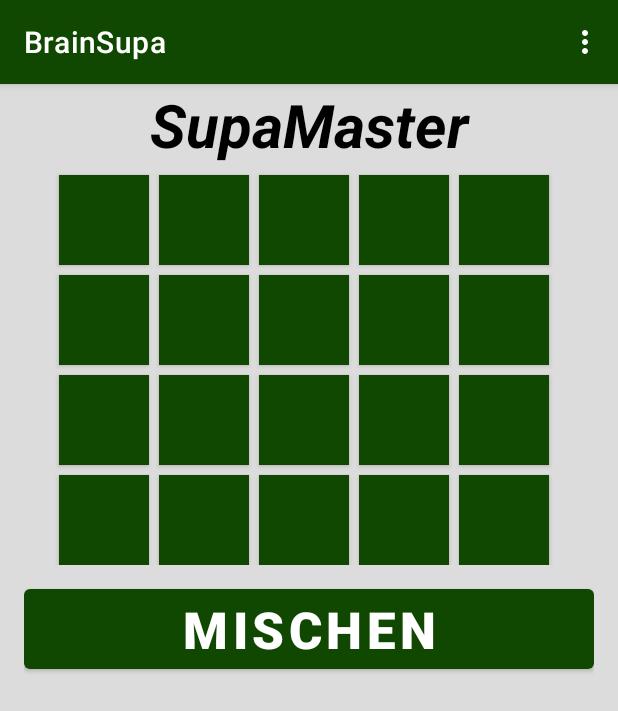
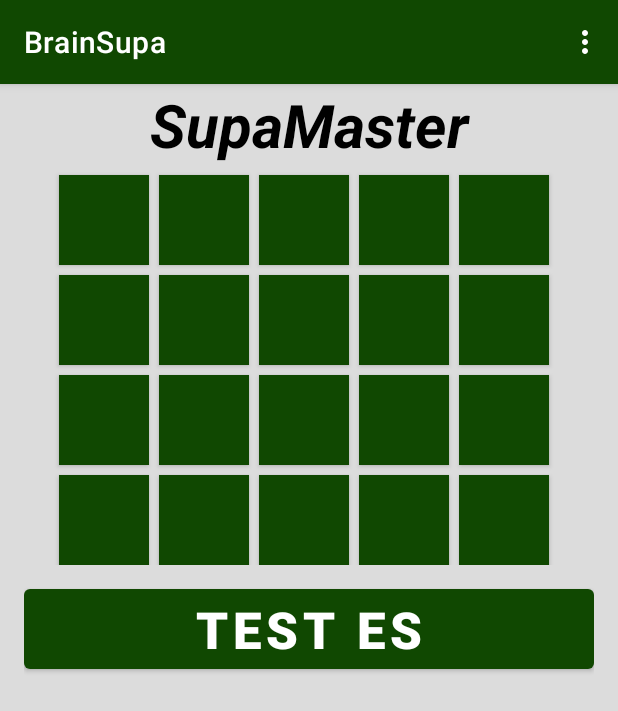
Before and after one commit to EyesOnly5x5/BrainSupa, an Android app: the SupaMasterActivity screen opened directly, with no data from a screen before it, after a tap on "MISCHEN", on a phone screen of 412 x 824 dp. Shown: the top 711 px of the screen. Run offline under Robolectric (Android 15) with nearby library versions, the light colour scheme and no system bars.

Commit message:
SupaMasterActivity kleine änderungen.

```diff
--- a/app/src/main/java/io/github/eyesonly5x5/SupaMasterActivity.java
+++ b/app/src/main/java/io/github/eyesonly5x5/SupaMasterActivity.java
@@ -37,9 +37,55 @@ public class SupaMasterActivity extends AppCompatActivity {
         Button Mischa = findViewById(R.id.Mischa);
         Mischa.setTextSize( daten.getMetrics().pxToDp((int)(Mischa.getTextSize()*daten.getMetrics().getFaktor())) );
         Mischa.setOnClickListener(view -> {
-            daten.ColorMischer2();
+            if( Mischa.getText().equals( getApplicationContext().getString( R.string.Mischa ) ) ){
+                daten.ColorMischer2();
+                Mischa.setText( R.string.title9a );
+            } else {
+                // daten.DasIstEs();
+                daten.getSoundBib( daten.getGewonnen() ).playSound();
+                daten.setGewonnen( true );
+                Mischa.setText(R.string.Mischa);
+                // daten.deleNonogram();
+            }
         });
+/*
+        for( int id = 1; id <= (BUTTON_IDS.length / daten.getAnzahl()); id++ ){
+            Button button = addTbtn( id );
+            button.setTextColor( R.color.black );
+            button.setOnClickListener(view -> {
+                if( !daten.getGewonnen()) {
+                    int id1 = Integer.parseInt(button.getTag().toString()) - 1;
+                    if( daten.colorPos(id1) ) {
+                        button.setText("");
+                        button.setBackgroundColor(button.getContext().getResources().getColor(R.color.white));
+                        daten.decZuege();
+                        Button tmp = daten.buttons.get( daten.getMaxFelder()+daten.getZuege()-1 );
+                        tmp.setText("<- Setzen");
+                        tmp.setBackgroundColor(button.getContext().getResources().getColor(R.color.Gelb));
+                        if (daten.checkColor(button)) {
+                            daten.setGewonnen(true);
+                            tmp = daten.buttons.get(daten.getMaxFelder() );
+                            tmp.setText("Bravo");
+                            daten.openHiddenColor();
+                            daten.getSoundBib(true).playSound();
+                        } else {
+                            if( daten.getZuege() == 1 ){
+                                daten.setGewonnen(true);
+                                tmp = daten.buttons.get(daten.getMaxFelder() );
+                                tmp.setText("nixDA");
+                                daten.openHiddenColor();
+                                daten.getSoundBib(false).playSound();
+                            }
+                        }
+                    }
+                }
+            });
+            button.setOnLongClickListener(view -> ( true ));
 
+            daten.addButton(button);
+        }
+
+ */
         for(int id : BUTTON_IDS) {
             Button button = addbtn( id );
             button.setOnClickListener(view -> {
@@ -115,18 +161,12 @@ public class SupaMasterActivity extends AppCompatActivity {
 
     // @SuppressLint("ResourceAsColor")
     private void changeColor(int id) {
-        Button button = daten.buttons.get(id);
-        daten.getColors()[daten.getColors().length-1][id%daten.getAnzahl()]++;
-        if( daten.getColors()[daten.getColors().length-1][id%daten.getAnzahl()] >= daten.getColor().size() ) daten.getColors()[daten.getColors().length-1][id%daten.getAnzahl()] = 0;
-        button.setBackgroundColor( daten.getColor().get( daten.getColors()[daten.getColors().length-1][id%daten.getAnzahl()] ) );
-        button.setText(""+daten.getColors()[daten.getColors().length-1][id%daten.getAnzahl()]);
-        button.setTextColor( button.getContext().getResources().getColor( R.color.black ) );
-        if( daten.getColors()[daten.getColors().length-1][id%daten.getAnzahl()] == 3 )
-            button.setTextColor( button.getContext().getResources().getColor( R.color.white ) );
+        changeColor( id, daten.getColors()[daten.getColors().length-1][id%daten.getAnzahl()] +1 );
     }
 
     private void changeColor(int id, int color) {
         Button button = daten.buttons.get(id);
+        if( color >= btnLaenge ) color = 0;
         daten.getColors()[daten.getColors().length-1][id%daten.getAnzahl()] = color;
         button.setBackgroundColor( daten.getColor().get( daten.getColors()[daten.getColors().length-1][id%daten.getAnzahl()] ) );
         button.setText(""+daten.getColors()[daten.getColors().length-1][id%daten.getAnzahl()]);
--- a/app/src/main/res/values/strings.xml
+++ b/app/src/main/res/values/strings.xml
@@ -5,6 +5,7 @@
     <string name="title7">SupraHirni</string>
     <string name="title8">SupaMaster</string>
     <string name="title9">Das ist es</string>
+    <string name="title9a">Test es</string>
     <string name="titleNone"></string>
     <string name="b0">0</string>
     <string name="b1">1</string>
```
Also changed, not shown: app/src/main/java/io/github/eyesonly5x5/SupaHirnActivity.java (+3 -10 lines).
